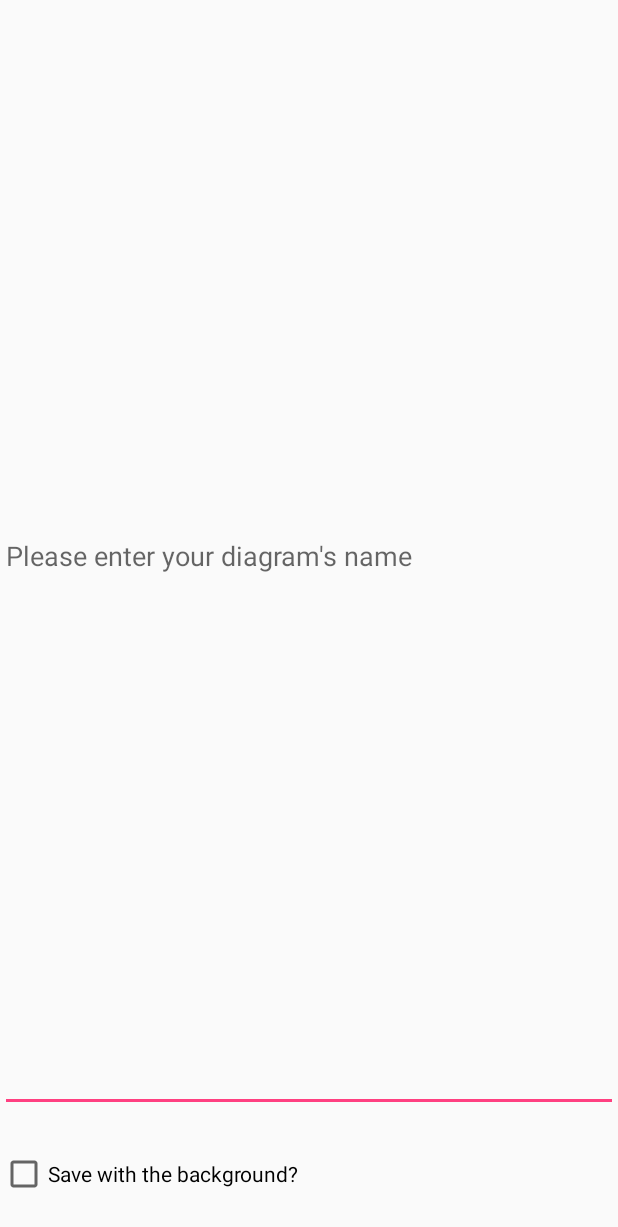
After one commit to dilyar85/VioletDroid, an Android app: the layout dialog_save_diagram.xml on its own in the app's theme, with its tools: preview values and no code run, on a phone screen of 412 x 824 dp. The commit adds this screen. Shown: the top 1227 px of the screen. Run offline under Robolectric (Android 15) with nearby library versions, the phone set to English and light mode, and no system bars.

Commit message:
Optimized saving feature. Added a confirm dialog.

```diff
--- /dev/null
+++ b/app/src/main/res/layout/dialog_save_diagram.xml
@@ -0,0 +1,22 @@
+<?xml version="1.0" encoding="utf-8"?>
+<LinearLayout xmlns:android="http://schemas.android.com/apk/res/android"
+              android:layout_width="match_parent"
+              android:layout_height="match_parent"
+              android:orientation="vertical">
+
+    <EditText
+        android:id="@+id/save_diagram_name_edittext"
+        android:layout_width="match_parent"
+        android:layout_height="0dp"
+        android:layout_weight="9"
+        android:hint="@string/enter_diagram_name"/>
+
+    <CheckBox
+        android:id="@+id/save_background_checkbox"
+        android:layout_width="match_parent"
+        android:layout_height="0dp"
+        android:layout_weight="1"
+        android:text="@string/save_with_the_background"/>
+
+
+</LinearLayout>
--- a/app/src/main/res/layout/fragment_diagram_detail.xml
+++ b/app/src/main/res/layout/fragment_diagram_detail.xml
@@ -25,7 +25,7 @@
             android:background="@color/colorWhite"
             android:fontFamily="sans-serif-light"
             android:scaleType="center"
-            android:text="确认"
+            android:text="OK"
             android:textColor="@color/colorBoxed"
             android:textSize="16sp"
             />
--- a/app/src/main/res/values/strings.xml
+++ b/app/src/main/res/values/strings.xml
@@ -14,6 +14,8 @@
     <string name="toast_no_available_space">Sorry, there is no available space to hold the diagram.</string>
     <string name="toast_no_intent_applications">Sorry, there is no avaialble applications to share this diagram.</string>
     <string name="save">Save</string>
+    <string name="save_with_the_background">Save with the background?</string>
+    <string name="enter_diagram_name">Please enter your diagram\'s name</string>
 
 
 </resources>
```
Also changed, not shown: app/src/main/java/com/github/dilyar85/violetdroid/MainFragment.java (+62 -24 lines).
